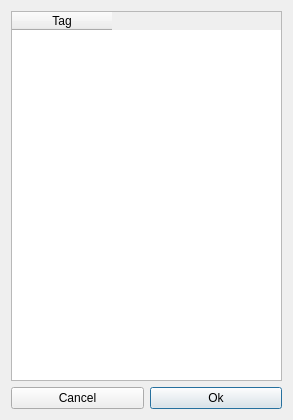
Above: src/gui/src/SongEditor/SongEditorPanelTagWidget_UI.ui from hydrogen-music/hydrogen before the change. Below: the same form after it.
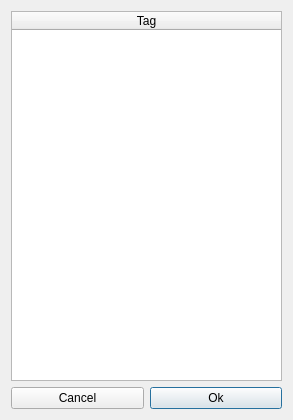
That is the form after the change.

Commit message: set the tag column header to stretch over the whole window

```diff
--- a/src/gui/src/SongEditor/SongEditorPanelTagWidget_UI.ui
+++ b/src/gui/src/SongEditor/SongEditorPanelTagWidget_UI.ui
@@ -19,6 +19,12 @@
      <property name="dragDropMode">
       <enum>QAbstractItemView::InternalMove</enum>
      </property>
+     <attribute name="horizontalHeaderDefaultSectionSize">
+      <number>100</number>
+     </attribute>
+     <attribute name="horizontalHeaderStretchLastSection">
+      <bool>true</bool>
+     </attribute>
      <column>
       <property name="text">
        <string>Tag</string>
```
